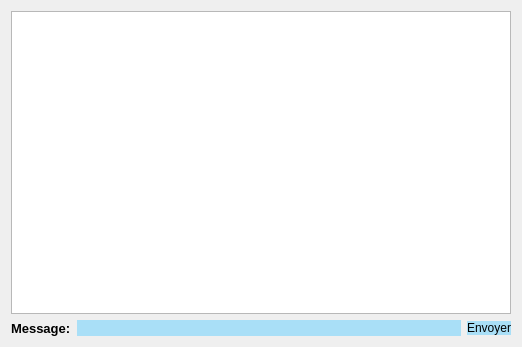
Old version of the form dialog.ui in the repository azizgarba/Smart_Dry_Cleaner_2A2.
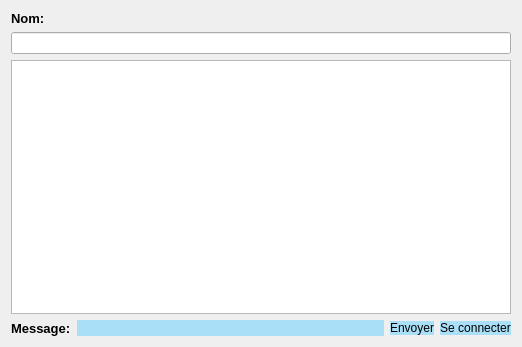
New version of the form. Icons and pictures are not drawn.

```diff
--- a/dialog.ui
+++ b/dialog.ui
@@ -19,7 +19,24 @@
   </property>
   <layout class="QVBoxLayout" name="verticalLayout">
    <item>
-    <widget class="QTextBrowser" name="textBrowser"/>
+    <widget class="QLabel" name="label">
+     <property name="font">
+      <font>
+       <pointsize>10</pointsize>
+       <weight>75</weight>
+       <bold>true</bold>
+      </font>
+     </property>
+     <property name="text">
+      <string>Nom:</string>
+     </property>
+    </widget>
+   </item>
+   <item>
+    <widget class="QLineEdit" name="lineEdit"/>
+   </item>
+   <item>
+    <widget class="QTextEdit" name="textEdit"/>
    </item>
    <item>
     <layout class="QHBoxLayout" name="horizontalLayout">
@@ -58,6 +75,18 @@
        </property>
       </widget>
      </item>
+     <item>
+      <widget class="QPushButton" name="bind">
+       <property name="styleSheet">
+        <string notr="true">background-color: rgb(169, 223, 247);
+color:rgb(0,0,0);
+border-radius:10px;</string>
+       </property>
+       <property name="text">
+        <string>Se connecter</string>
+       </property>
+      </widget>
+     </item>
     </layout>
    </item>
   </layout>
```
Left out of the diff: 2 changed lines with no effect on the pictures.
